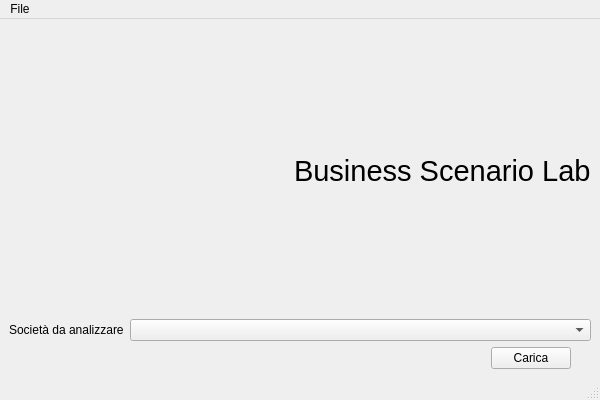
This is ui/startupwindow.ui in TdP-prove-finali/CavalloGabriele as Qt 5 draws it before an edit. The edited form follows.
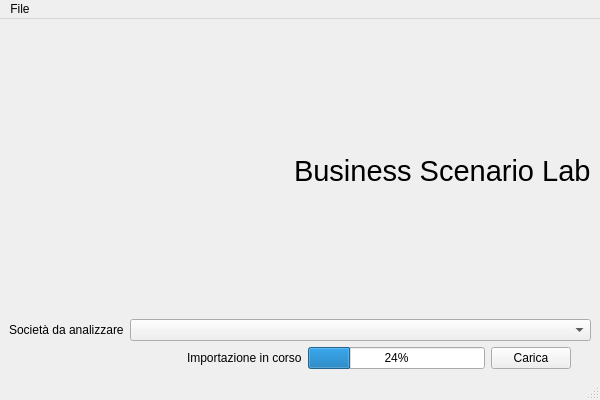
This is the edited form.

Commit message: Implementa thread separato per import da Excel con statusbar

Diff of the .ui file:
```diff
--- a/ui/startupwindow.ui
+++ b/ui/startupwindow.ui
@@ -105,6 +105,20 @@
         </property>
        </spacer>
       </item>
+      <item>
+       <widget class="QLabel" name="importProgressLabel">
+        <property name="text">
+         <string>Importazione in corso</string>
+        </property>
+       </widget>
+      </item>
+      <item>
+       <widget class="QProgressBar" name="importStatusBar">
+        <property name="value">
+         <number>24</number>
+        </property>
+       </widget>
+      </item>
       <item>
        <widget class="QPushButton" name="pushButton">
         <property name="sizePolicy">
```
The commit also changes 10 other files.
